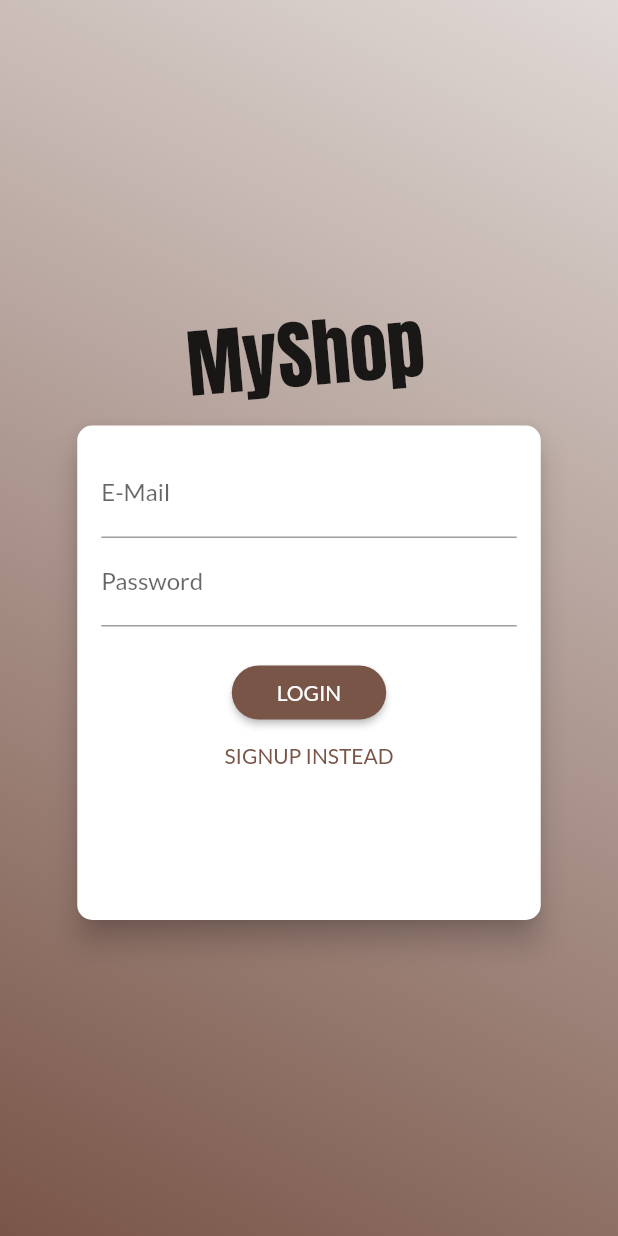
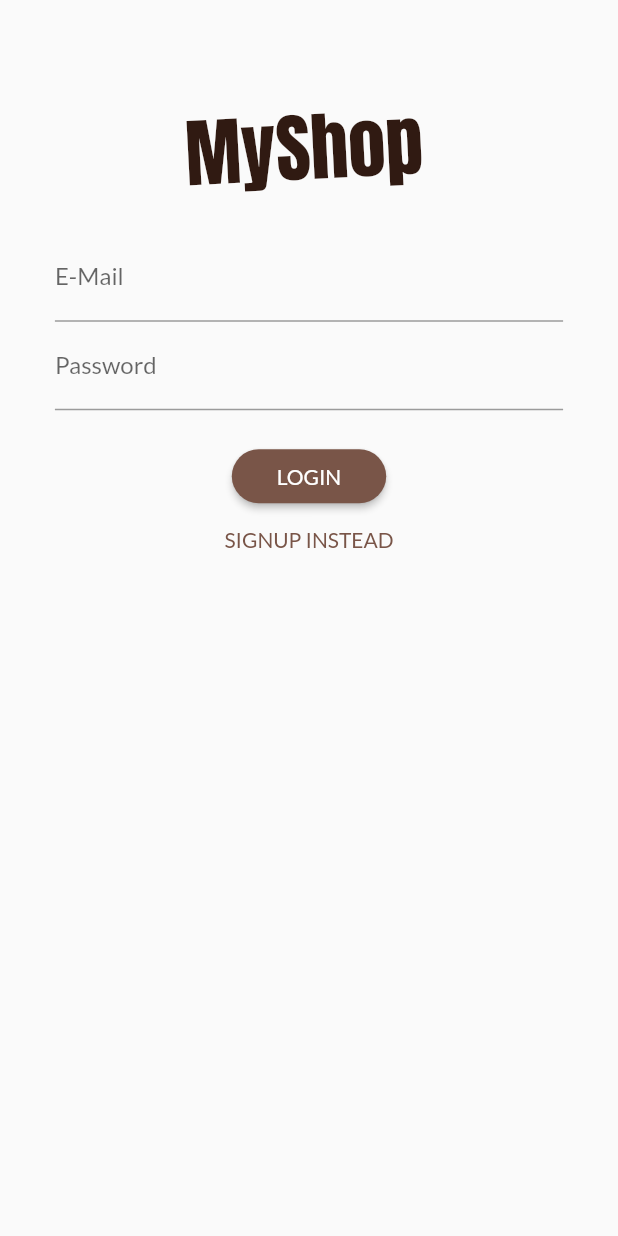
Before and after one commit to mennaawalid/shopping_app, a Flutter app: the screen it shows after launch, on a phone screen of 412 x 824 dp. Run offline on Flutter 3.47's test engine with Material 2 defaults, Android fonts, the phone set to English and light mode, and no system bars; our stand-ins replace cached_network_image.

Commit message:
simplified the log in page

```diff
--- a/lib/screens/auth_screen.dart
+++ b/lib/screens/auth_screen.dart
@@ -1,6 +1,7 @@
 import 'dart:math';
 
 import 'package:flutter/material.dart';
+import 'package:shopping/constants.dart';
 
 enum AuthMode { Signup, Login }
 
@@ -16,22 +17,7 @@ class AuthScreen extends StatelessWidget {
     // transformConfig.translate(-10.0);
     return Scaffold(
       // resizeToAvoidBottomInset: false,
-      body: Stack(
-        children: <Widget>[
-          Container(
-            decoration: BoxDecoration(
-              gradient: LinearGradient(
-                colors: [
-                  Colors.brown.withOpacity(0.2),
-                  Colors.brown,
-                ],
-                begin: Alignment.topRight,
-                end: Alignment.bottomLeft,
-                stops: const [0, 1],
-              ),
-            ),
-          ),
-          SingleChildScrollView(
+      body: SingleChildScrollView(
         child: SizedBox(
           height: deviceSize.height,
           width: deviceSize.width,
@@ -41,11 +27,11 @@ class AuthScreen extends StatelessWidget {
             children: <Widget>[
               Flexible(
                 child: Container(
-                      transform: Matrix4.rotationZ(-5 * pi / 180)
-                        ..translate(-5.0),
+                  transform: Matrix4.rotationZ(-3 * pi / 180)..translate(-5.0),
                   child: const Text(
                     'MyShop',
                     style: TextStyle(
+                      color: ColorPalettes.darker,
                       fontSize: 50,
                       fontFamily: 'Anton',
                       fontWeight: FontWeight.normal,
@@ -53,15 +39,14 @@ class AuthScreen extends StatelessWidget {
                   ),
                 ),
               ),
-                  Flexible(
-                    flex: deviceSize.width > 600 ? 2 : 1,
-                    child: const AuthCard(),
+              const Flexible(
+                fit: FlexFit.tight,
+                flex: 3,
+                child: AuthCard(),
               ),
             ],
           ),
         ),
-          ),
-        ],
       ),
     );
   }
@@ -120,20 +105,8 @@ class _AuthCardState extends State<AuthCard> {
   @override
   Widget build(BuildContext context) {
     final deviceSize = MediaQuery.of(context).size;
-    return Card(
-      shape: RoundedRectangleBorder(
-        borderRadius: BorderRadius.circular(10.0),
-      ),
-      elevation: 8.0,
-      child: Container(
-        height: _authMode == AuthMode.Signup
-            ? deviceSize.height * 0.5
-            : deviceSize.height * 0.4,
-        constraints: BoxConstraints(
-            minHeight: _authMode == AuthMode.Signup
-                ? deviceSize.height * 0.5
-                : deviceSize.height * 0.4),
-        width: deviceSize.width * 0.75,
+    return Container(
+      width: deviceSize.width * 0.9,
       padding: const EdgeInsets.all(16.0),
       child: Form(
         key: _formKey,
@@ -141,7 +114,9 @@ class _AuthCardState extends State<AuthCard> {
           child: Column(
             children: <Widget>[
               TextFormField(
-                  decoration: const InputDecoration(labelText: 'E-Mail'),
+                decoration: const InputDecoration(
+                  labelText: 'E-Mail',
+                ),
                 keyboardType: TextInputType.emailAddress,
                 validator: (value) {
                   if (value!.isEmpty || !value.contains('@')) {
@@ -202,8 +177,8 @@ class _AuthCardState extends State<AuthCard> {
                 ),
               TextButton(
                 style: TextButton.styleFrom(
-                    padding: const EdgeInsets.symmetric(
-                        horizontal: 30.0, vertical: 4),
+                  padding:
+                      const EdgeInsets.symmetric(horizontal: 30.0, vertical: 4),
                   tapTargetSize: MaterialTapTargetSize.shrinkWrap,
                   // foregroundColor: Theme.of(context).primaryColor,
                 ),
@@ -215,7 +190,6 @@ class _AuthCardState extends State<AuthCard> {
           ),
         ),
       ),
-      ),
     );
   }
 }
```
Lines whose indentation alone changed are shown as unchanged.
